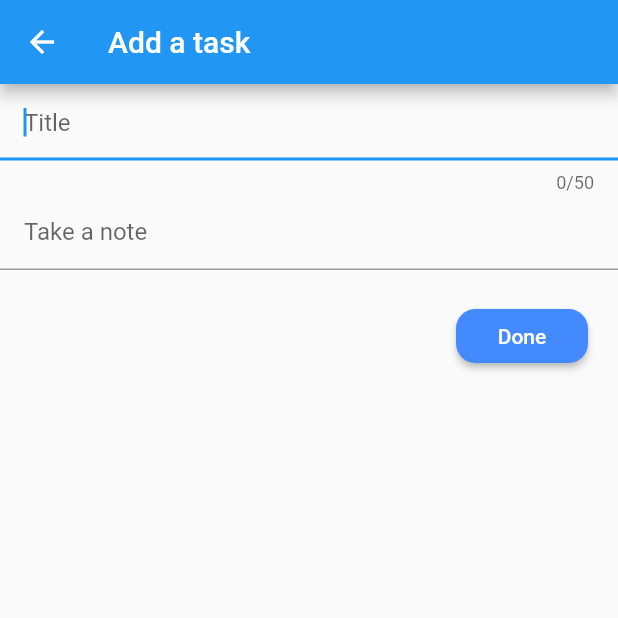
After one commit to sayedtalha124/someday, a Flutter app: the screen it shows after launch, after a tap on the "add" icon, on a phone screen of 412 x 824 dp, the top half of it. The commit adds this screen. Run offline on Flutter 3.47's test engine with Material 2 defaults, Android fonts, the phone set to English and light mode, and no system bars; our stand-ins replace sqflite; accounts and stored records are empty.

Commit message:
Code clean up

```diff
--- a/lib/main.dart
+++ b/lib/main.dart
@@ -2,6 +2,7 @@ import 'package:flutter/material.dart';
 import 'package:flutter_staggered_grid_view/flutter_staggered_grid_view.dart';
 
 import 'db_provider.dart';
+import 'new_task_screen.dart';
 import 'notes.dart';
 
 void main() {
@@ -80,7 +81,7 @@ class TodoListState extends State<TodoList> {
                   tileColor: Colors.transparent,
                   title: Text(item.title),
                   subtitle: Text(item.desc),
-                  onTap: () => _editNote(item),
+                  onTap: () => _pushAddTodoScreen(item),
                 ),
               ),
             );
@@ -134,89 +135,23 @@ class TodoListState extends State<TodoList> {
     );
   }
 
-  void _pushAddTodoScreen() {
-    final _formKey2 = GlobalKey<FormState>();
-
-    var title = new TextEditingController();
-    var desc = new TextEditingController();
-    Navigator.of(context).push(MaterialPageRoute(builder: (context) {
-      return Scaffold(
-          appBar: AppBar(title: Text('Add a task')),
-          body: SingleChildScrollView(
-            child: Form(
-                key: _formKey2,
-                autovalidateMode: AutovalidateMode.onUserInteraction,
-                child: Column(
-                  children: [
-                    TextFormField(
-                      autofocus: true,
-                      textCapitalization: TextCapitalization.sentences,
-                      controller: title,
-                      maxLength: 50,
-                      decoration: InputDecoration(
-                          hintText: 'Title',
-                          contentPadding: const EdgeInsets.all(16.0)),
-                      validator: (value) {
-                        if (value.isEmpty) {
-                          return 'Please enter title';
-                        }
-                        return null;
-                      },
-                    ),
-                    TextFormField(
-                      keyboardType: TextInputType.multiline,
-                      maxLength: null,
-                      maxLines: null,
-                      textInputAction: TextInputAction.newline,
-                      textCapitalization: TextCapitalization.sentences,
-                      controller: desc,
-                      autofocus: false,
-                      validator: (value) {
-                        if (value.isEmpty) {
-                          return 'Please enter note';
-                        }
-                        return null;
-                      },
-                      decoration: InputDecoration(
-                          hintText: 'Take a note',
-                          contentPadding: const EdgeInsets.all(16.0)),
-                    ),
-                    Padding(
-                      child: Align(
-                        alignment: Alignment.centerRight,
-                        child: RaisedButton(
-                          textColor: Colors.white,
-                          child: Text(
-                            "Done",
-                            style: TextStyle(color: Colors.white),
-                          ),
-                          onPressed: () async {
-                            if (_formKey2.currentState.validate()) {
-                              if (desc.text.toString() != null &&
-                                  title.text.toString() != null) {
-                                var notes = Notes(1, title.text.toString(),
-                                    desc.text.toString());
-                                await DBProvider.da
-                                    .newTask(notes)
-                                    .then((value) {
-                                  Navigator.pop(context);
-                                  setState(() {});
-                                });
-                              } else {
-                                print("not null");
-                              }
-                            } else {
-                              print("not validate");
-                            }
-                          },
-                        ),
-                      ),
-                      padding: EdgeInsets.all(20),
-                    ),
-                  ],
-                )),
-          ));
+  void _pushAddTodoScreen([Notes notes]) async {
+    var title;
+    var isNew;
+    if (notes == null) {
+      title = 'Add a task';
+      isNew = true;
+    } else {
+      isNew = false;
+      title = 'Edit task';
+    }
+    final result =
+        await Navigator.of(context).push(MaterialPageRoute(builder: (context) {
+      return NewTodo(title, isNew, notes);
     }));
+    if (result != null) {
+      setState(() {});
+    }
   }
 
   _editNote(Notes item) {
--- /dev/null
+++ b/lib/new_task_screen.dart
@@ -0,0 +1,172 @@
+import 'package:flutter/material.dart';
+
+import 'db_provider.dart';
+import 'notes.dart';
+
+class NewTodo extends StatefulWidget {
+  final String title;
+  final bool isNew;
+  final Notes notes;
+
+  NewTodo(this.title, this.isNew, [this.notes]);
+
+  @override
+  _NewTodoState createState() => _NewTodoState();
+}
+
+class _NewTodoState extends State<NewTodo> {
+  @override
+  void initState() {
+    super.initState();
+    if (!widget.isNew) {
+      notes = widget.notes;
+
+      title.text = notes.title;
+      desc.text = notes.desc;
+    }
+  }
+
+  final _formKey = GlobalKey<FormState>();
+
+  var title = new TextEditingController();
+  var desc = new TextEditingController();
+  Notes notes;
+
+  @override
+  Widget build(BuildContext context) {
+    return Scaffold(
+        appBar: AppBar(title: Text(widget.title)),
+        body: SingleChildScrollView(
+          child: Form(
+              key: _formKey,
+              autovalidateMode: AutovalidateMode.onUserInteraction,
+              child: Column(
+                children: [
+                  TextFormField(
+                    autofocus: true,
+                    textCapitalization: TextCapitalization.sentences,
+                    controller: title,
+                    maxLength: 50,
+                    decoration: InputDecoration(
+                        hintText: 'Title',
+                        contentPadding: const EdgeInsets.all(16.0)),
+                    validator: (value) {
+                      if (value.isEmpty) {
+                        return 'Please enter title';
+                      }
+                      return null;
+                    },
+                  ),
+                  TextFormField(
+                    keyboardType: TextInputType.multiline,
+                    maxLength: null,
+                    maxLines: null,
+                    textInputAction: TextInputAction.newline,
+                    textCapitalization: TextCapitalization.sentences,
+                    controller: desc,
+                    autofocus: false,
+                    validator: (value) {
+                      if (value.isEmpty) {
+                        return 'Please enter note';
+                      }
+                      return null;
+                    },
+                    decoration: InputDecoration(
+                        hintText: 'Take a note',
+                        contentPadding: const EdgeInsets.all(16.0)),
+                  ),
+                  widget.isNew == true
+                      ? Padding(
+                          child: Align(
+                            alignment: Alignment.centerRight,
+                            child: RaisedButton(
+                              textColor: Colors.white,
+                              child: Text(
+                                "Done",
+                                style: TextStyle(color: Colors.white),
+                              ),
+                              onPressed: () async {
+                                if (_formKey.currentState.validate()) {
+                                  if (desc.text.toString() != null &&
+                                      title.text.toString() != null) {
+                                    var notes = Notes(1, title.text.toString(),
+                                        desc.text.toString());
+                                    await DBProvider.da
+                                        .newTask(notes)
+                                        .then((value) {
+                                      Navigator.pop(context, 'catch');
+                                    });
+                                  } else {
+                                    print("not null");
+                                  }
+                                } else {
+                                  print("not validate");
+                                }
+                              },
+                            ),
+                          ),
+                          padding: EdgeInsets.all(20),
+                        )
+                      : Padding(
+                          child: Row(
+                            mainAxisAlignment: MainAxisAlignment.spaceEvenly,
+                            mainAxisSize: MainAxisSize.max,
+                            children: [
+                              Align(
+                                alignment: Alignment.centerRight,
+                                child: RaisedButton(
+                                  textColor: Colors.white,
+                                  child: Text(
+                                    "Done",
+                                    style: TextStyle(color: Colors.white),
+                                  ),
+                                  onPressed: () async {
+                                    if (_formKey.currentState.validate()) {
+                                      if (desc.text.toString() != null &&
+                                          title.text.toString() != null) {
+                                        var note = Notes(
+                                            notes.id,
+                                            title.text.toString(),
+                                            desc.text.toString());
+                                        await DBProvider.da
+                                            .update(note)
+                                            .then((value) {
+                                          Navigator.pop(context, "console");
+                                        });
+                                      } else {
+                                        print("not null");
+                                      }
+                                    } else {
+                                      print("not validate");
+                                    }
+                                  },
+                                ),
+                              ),
+                              Align(
+                                alignment: Alignment.centerLeft,
+                                child: RaisedButton.icon(
+                                  color: Colors.red,
+                                  textColor: Colors.white,
+                                  icon: Icon(
+                                    Icons.delete_outline,
+                                    color: Colors.white,
+                                  ),
+                                  label: Text(
+                                    "Delete",
+                                    style: TextStyle(color: Colors.white),
+                                  ),
+                                  onPressed: () {
+                                    DBProvider.da.deleteNote(notes.id);
+                                    Navigator.pop(context, "console");
+                                  },
+                                ),
+                              ),
+                            ],
+                          ),
+                          padding: EdgeInsets.all(20),
+                        ),
+                ],
+              )),
+        ));
+  }
+}
```
